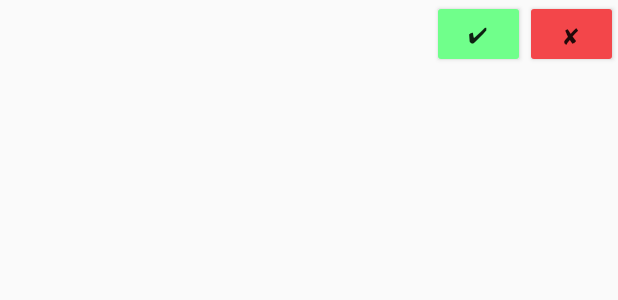
After one commit to IntroCompuMovil202210J/ShopU, an Android app: the layout item_orders.xml on its own in the app's theme, with its tools: preview values and no code run, on a phone screen of 412 x 824 dp. The commit adds this screen. Shown: the top 300 px of the screen. Run offline under Robolectric (Android 15) with nearby library versions, the phone set to English and light mode, and no system bars.

Commit message:
Created orders screen

```diff
--- /dev/null
+++ b/app/src/main/res/layout/item_orders.xml
@@ -0,0 +1,32 @@
+<?xml version="1.0" encoding="utf-8"?>
+<LinearLayout xmlns:android="http://schemas.android.com/apk/res/android"
+    android:layout_width="match_parent"
+    android:layout_height="match_parent"
+    android:orientation="horizontal"
+    >
+
+
+
+    <TextView
+        android:id="@+id/Order"
+        android:layout_height="45dp"
+        android:layout_width="0dp"
+        android:layout_weight="0.7"
+        android:gravity="center|left"/>
+    <Button
+        android:text="✔"
+        android:layout_width="0dp"
+        android:layout_height="45dp"
+        android:layout_weight="0.15"
+        android:backgroundTint="@color/verde"
+
+        />
+    <Button
+        android:text="✘"
+        android:layout_width="0dp"
+        android:layout_height="45dp"
+        android:layout_weight="0.15"
+        android:backgroundTint="@color/rojoClaro"
+        />
+
+</LinearLayout>
--- a/app/src/main/res/values/colors.xml
+++ b/app/src/main/res/values/colors.xml
@@ -17,6 +17,7 @@
     <color name="gris">#808080</color>
     <color name="white_blur">#B3FFFFFF</color>
     <color name="morado">#4b0081</color>
-
+    <color name="verde">#70FF8B</color>
+    <color name="rojoClaro">#F3464A</color>
 
 </resources>
```
Also changed, not shown: app/src/main/java/com/example/shopu/DeliveryHomeActivity.java (+6 -1 lines), app/src/main/java/com/example/shopu/adapters/OrdersAdapter.java (added, +47 -0 lines), app/src/main/res/layout/activity_delivery_home.xml (+13 -3 lines).
